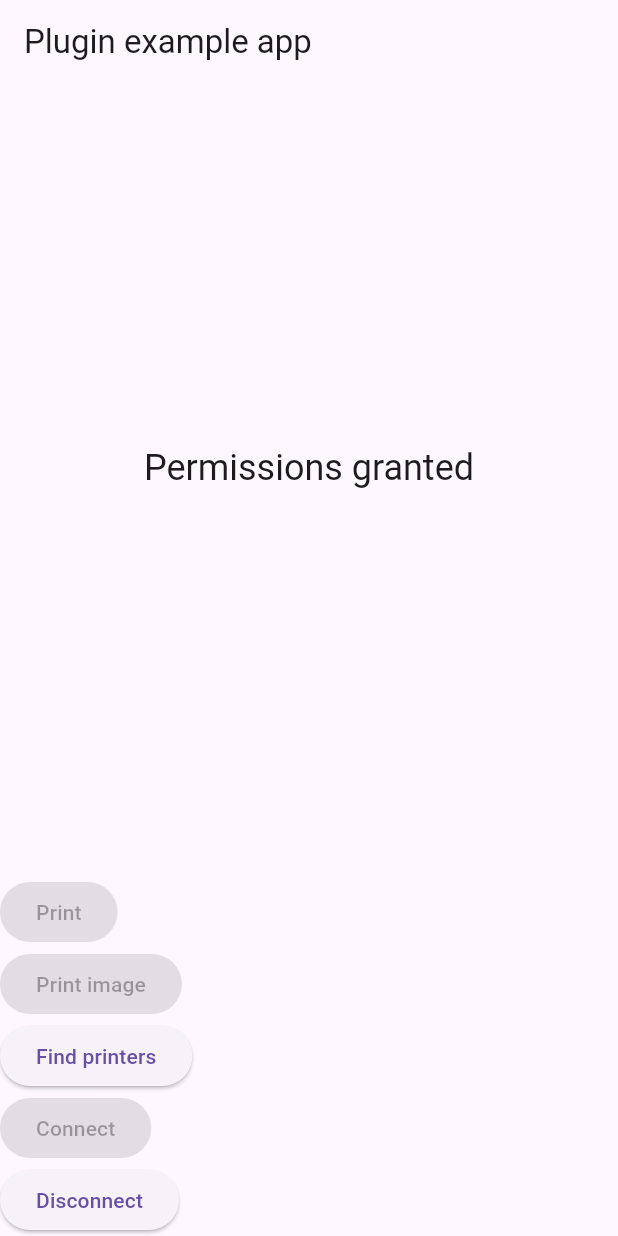
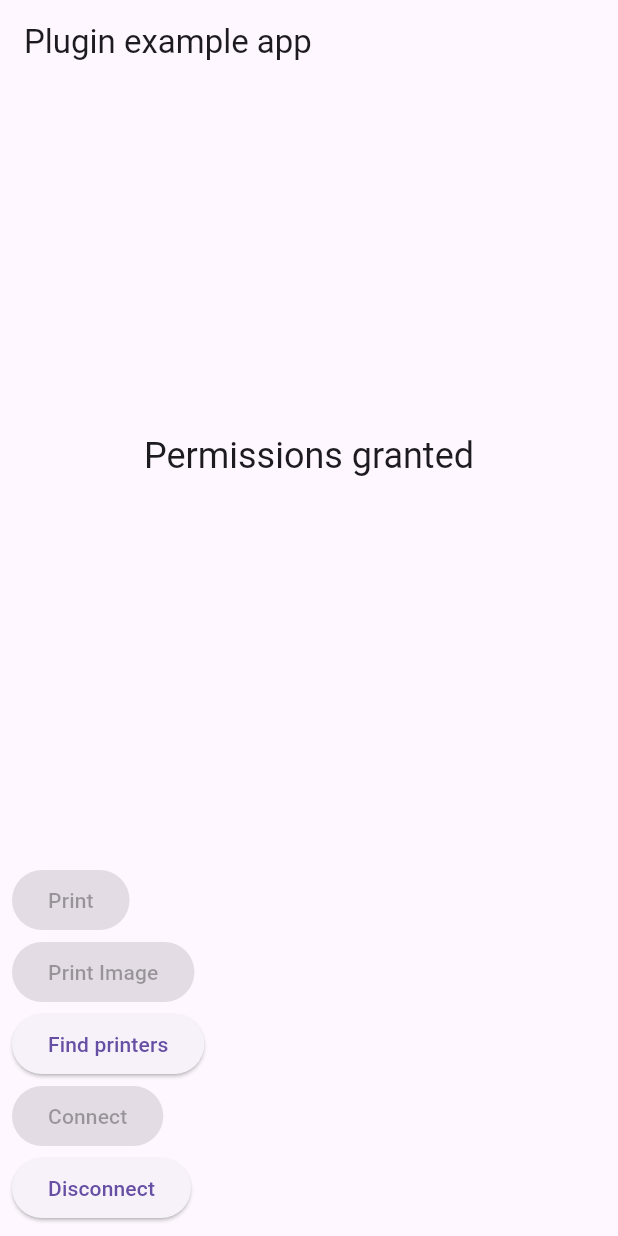
Before and after one commit to vadrian89/zebra_link_os_plugin, a Flutter app: the screen it shows after launch, on a phone screen of 412 x 824 dp. Run offline on Flutter 3.47's test engine with Material 3 defaults, Android fonts, the phone set to English and light mode, and no system bars; our stand-ins replace permission_handler; missing offline and left inert: zebra_link_os_platform_core.

Commit message:
Refactored example and updated dependencies

```diff
--- /dev/null
+++ b/example/lib/buttons/app_elevated_button.dart
@@ -0,0 +1,43 @@
+import 'package:flutter/material.dart';
+
+class AppElevatedButton extends StatelessWidget {
+  final VoidCallback? onPressed;
+  final String text;
+
+  const AppElevatedButton({
+    super.key,
+    this.onPressed,
+    required this.text,
+  });
+
+  factory AppElevatedButton.print(VoidCallback? onPressed) => AppElevatedButton(
+        text: "Print",
+        onPressed: onPressed,
+      );
+
+  factory AppElevatedButton.printImage(VoidCallback? onPressed) => AppElevatedButton(
+        text: "Print Image",
+        onPressed: onPressed,
+      );
+
+  factory AppElevatedButton.findPrinters(VoidCallback? onPressed) => AppElevatedButton(
+        text: "Find printers",
+        onPressed: onPressed,
+      );
+
+  factory AppElevatedButton.connect(VoidCallback? onPressed) => AppElevatedButton(
+        text: "Connect",
+        onPressed: onPressed,
+      );
+
+  factory AppElevatedButton.disconnect(VoidCallback? onPressed) => AppElevatedButton(
+        text: "Disconnect",
+        onPressed: onPressed,
+      );
+
+  @override
+  Widget build(BuildContext context) => ElevatedButton(
+        onPressed: onPressed,
+        child: Text(text),
+      );
+}
--- /dev/null
+++ b/example/lib/buttons/find_printers_button.dart
@@ -0,0 +1,32 @@
+import 'package:flutter/material.dart';
+import 'package:zebra_link_os_plugin/zebra_link_os.dart';
+
+import 'app_elevated_button.dart';
+
+class FindPrintersButton extends StatelessWidget {
+  final ZebraLinkOs plugin;
+  final bool enabled;
+  final ValueChanged<bool> onDiscoveryFinished;
+  final ValueChanged<Set<DiscoveredPrinter>> onPrintersChanged;
+
+  const FindPrintersButton({
+    super.key,
+    required this.plugin,
+    this.enabled = true,
+    required this.onDiscoveryFinished,
+    required this.onPrintersChanged,
+  });
+
+  @override
+  Widget build(BuildContext context) => AppElevatedButton.findPrinters(
+        enabled ? _startDiscovery : null,
+      );
+
+  Future<void> _startDiscovery() async {
+    onDiscoveryFinished(false);
+    plugin.startDiscovery().then((value) {
+      onPrintersChanged({...?value});
+      onDiscoveryFinished(true);
+    });
+  }
+}
--- /dev/null
+++ b/example/lib/buttons/print_image_button.dart
@@ -0,0 +1,35 @@
+import 'dart:io';
+
+import 'package:flutter/material.dart';
+import 'package:flutter/services.dart';
+import 'package:path_provider/path_provider.dart';
+import 'package:zebra_link_os_plugin/zebra_link_os.dart';
+
+import 'app_elevated_button.dart';
+
+class PrintImageButton extends StatelessWidget {
+  final ZebraLinkOs plugin;
+  final bool enabled;
+
+  const PrintImageButton({
+    super.key,
+    required this.plugin,
+    this.enabled = true,
+  });
+
+  @override
+  Widget build(BuildContext context) => AppElevatedButton.printImage(
+        enabled ? _printTestImage : null,
+      );
+
+  Future<void> _printTestImage() async {
+    const fileName = "print-test.png";
+    final bytes = await rootBundle.load("assets/$fileName");
+    final dir = await getApplicationDocumentsDirectory();
+    final filePath = "${dir.path}/$fileName";
+    final file = await File(filePath).writeAsBytes(bytes.buffer.asUint8List());
+    await Future.delayed(const Duration(milliseconds: 500));
+    await plugin.printImageFile(filePath: file.path, x: 10);
+    await Future.delayed(const Duration(milliseconds: 500));
+  }
+}
--- /dev/null
+++ b/example/lib/buttons/print_test_button.dart
@@ -0,0 +1,39 @@
+import 'package:flutter/material.dart';
+import 'package:zebra_link_os_plugin/builders.dart';
+import 'package:zebra_link_os_plugin/commands.dart';
+import 'package:zebra_link_os_plugin/zebra_link_os.dart';
+
+import 'app_elevated_button.dart';
+
+class PrintTestButton extends StatelessWidget {
+  final ZebraLinkOs plugin;
+  final bool enabled;
+
+  const PrintTestButton({
+    super.key,
+    required this.plugin,
+    this.enabled = true,
+  });
+
+  @override
+  Widget build(BuildContext context) => AppElevatedButton.print(enabled ? _print : null);
+
+  void _print() {
+    var builder = CommandLineBuilder(const StartLineCommand(height: 210));
+    builder = builder.append(const TextCommand(
+      font: "4",
+      size: 0,
+      x: 30,
+      y: 40,
+      data: "Hello world!",
+    ));
+    builder = builder.append(const PatternCommand.horizontalLines());
+    builder = builder.append(const LineCommand(
+      x0: 31,
+      x1: 800,
+      width: 2,
+    ));
+
+    plugin.write(data: builder.toWrittenString());
+  }
+}
--- a/example/lib/main.dart
+++ b/example/lib/main.dart
@@ -1,12 +1,13 @@
 import 'dart:async';
-import 'dart:io';
 
 import 'package:flutter/material.dart';
-import 'package:flutter/services.dart';
-import 'package:path_provider/path_provider.dart';
 import 'package:zebra_link_os_plugin/zebra_link_os.dart';
 
+import 'buttons/app_elevated_button.dart';
 import 'bluetooth_permissions.dart';
+import 'buttons/find_printers_button.dart';
+import 'buttons/print_image_button.dart';
+import 'buttons/print_test_button.dart';
 
 void main() {
   runApp(const MyApp());
@@ -46,11 +47,10 @@ class _MyAppState extends State<MyApp> {
   Widget build(BuildContext context) => MaterialApp(
         home: FutureBuilder(
           future: _requestedPermissions,
-          builder: (context, snapshot) {
-            return Scaffold(
-              appBar: AppBar(
-                title: const Text("Plugin example app"),
-              ),
+          builder: (context, snapshot) => SafeArea(
+            top: false,
+            child: Scaffold(
+              appBar: AppBar(title: const Text("Plugin example app")),
               body: Center(
                 child: Column(
                   mainAxisSize: MainAxisSize.min,
@@ -92,84 +92,54 @@ class _MyAppState extends State<MyApp> {
               ),
               bottomNavigationBar: ValueListenableBuilder<bool>(
                 valueListenable: _discoverFinishedNotifier,
-                builder: (context, finished, child) => OverflowBar(
+                builder: (context, finished, child) => Padding(
+                  padding: const EdgeInsets.all(8.0),
+                  child: OverflowBar(
                     alignment: MainAxisAlignment.spaceEvenly,
                     children: [
-                    ElevatedButton(
-                      onPressed: switch (snapshot.connectionState) {
+                      PrintTestButton(
+                        plugin: _plugin,
+                        enabled: switch (snapshot.connectionState) {
                           ConnectionState.done =>
-                          finished && (snapshot.data == true) && (_selectedPrinter != null)
-                              ? _printTest
-                              : null,
-                        _ => null,
+                            finished && (snapshot.data == true) && (_selectedPrinter != null),
+                          _ => false,
                         },
-                      child: const Text("Print"),
                       ),
-                    ElevatedButton(
-                      onPressed: switch (snapshot.connectionState) {
+                      PrintImageButton(
+                        plugin: _plugin,
+                        enabled: switch (snapshot.connectionState) {
                           ConnectionState.done =>
-                          finished && (snapshot.data == true) && (_selectedPrinter != null)
-                              ? _printTestImage
-                              : null,
-                        _ => null,
+                            finished && (snapshot.data == true) && (_selectedPrinter != null),
+                          _ => false,
                         },
-                      child: const Text("Print image"),
                       ),
-                    ElevatedButton(
-                      onPressed: switch (snapshot.connectionState) {
-                        ConnectionState.done =>
-                          finished || snapshot.data == true ? _startDiscovery : null,
-                        _ => null,
+                      FindPrintersButton(
+                        plugin: _plugin,
+                        enabled: switch (snapshot.connectionState) {
+                          ConnectionState.done => finished || snapshot.data == true,
+                          _ => false,
                         },
-                      child: const Text("Find printers"),
+                        onDiscoveryFinished: (value) => _discoverFinishedNotifier.value = value,
+                        onPrintersChanged: (value) => _printersNotifier.value = {...value},
                       ),
-                    ElevatedButton(
-                      onPressed: switch (snapshot.connectionState) {
+                      AppElevatedButton.connect(
+                        switch (snapshot.connectionState) {
                           ConnectionState.done =>
                             finished && (snapshot.data == true) && (_selectedPrinter != null)
                                 ? () => _plugin.connect(address: _selectedPrinter!.address)
                                 : null,
                           _ => null,
                         },
-                      child: const Text("Connect"),
                       ),
-                    ElevatedButton(
-                      onPressed: _plugin.disconnect,
-                      child: const Text("Disconnect"),
-                    ),
+                      AppElevatedButton.disconnect(_plugin.disconnect),
                     ],
                   ),
                 ),
-            );
-          },
+              ),
+            ),
+          ),
         ),
       );
-
-  Future<void> _printTestImage() async {
-    const fileName = "print-test.png";
-    final bytes = await rootBundle.load("assets/$fileName");
-    final dir = await getApplicationDocumentsDirectory();
-    final filePath = "${dir.path}/$fileName";
-    final file = await File(filePath).writeAsBytes(bytes.buffer.asUint8List());
-    await Future.delayed(const Duration(milliseconds: 500));
-    await _plugin.printImageFile(filePath: file.path, x: 10);
-    await Future.delayed(const Duration(milliseconds: 500));
-  }
-
-  void _printTest() {
-    var string = "! 0 200 200 210 1\r\n";
-    string += "TEXT 4 0 30 40 Ola Field OS!!1\r\n";
-    string += "PRINT\r\n";
-    _plugin.write(data: string);
-  }
-
-  Future<void> _startDiscovery() async {
-    _discoverFinishedNotifier.value = false;
-    _plugin.startDiscovery().then((value) {
-      _discoverFinishedNotifier.value = true;
-      _printersNotifier.value = {...?value};
-    });
-  }
 
   Future<bool> _requestPermissions() async {
     final isEnabled = await BluetoothPermissions.isEnabled;
--- a/pubspec.yaml
+++ b/pubspec.yaml
@@ -14,7 +14,7 @@ dependencies:
   zebra_link_os_android:
     git:
       url: https://github.com/vadrian89/zebra_link_os_android
-      ref: 513f07782f3ee67e87f88274fe0260c368bae345
+      ref: d0ad756a2314dbcf1d6c0655dd85a3eb5c1c5571
   zebra_link_os_platform_core:
     git:
       url: https://github.com/vadrian89/zebra_link_os_platform_core
```
Also changed, not shown: example/pubspec.lock. Lines whose indentation alone changed are shown as unchanged.
